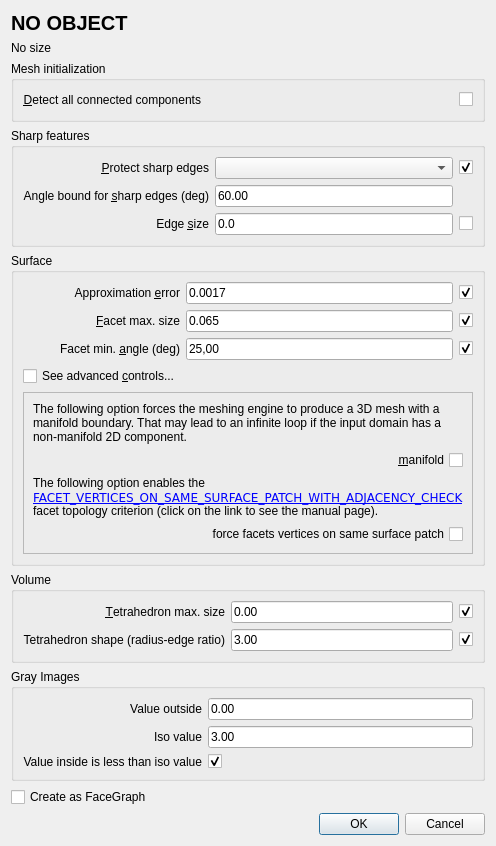
First picture: the form in demo/Polyhedron/Plugins/Mesh_3/Meshing_dialog.ui, repository MicroStar-Tech/cgal, before the edit.
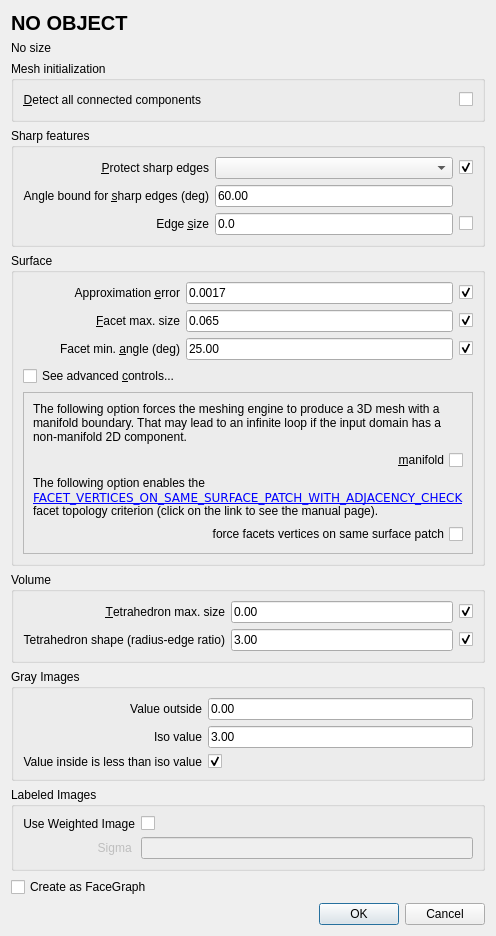
Second picture: the form after the edit. Custom widgets are drawn as their Qt base class.

```diff
--- a/demo/Polyhedron/Plugins/Mesh_3/Meshing_dialog.ui
+++ b/demo/Polyhedron/Plugins/Mesh_3/Meshing_dialog.ui
@@ -9,8 +9,8 @@
    <rect>
     <x>0</x>
     <y>0</y>
-    <width>576</width>
-    <height>928</height>
+    <width>568</width>
+    <height>1049</height>
    </rect>
   </property>
   <property name="sizePolicy">
@@ -342,10 +342,10 @@
       <item row="3" column="1">
        <widget class="DoubleEdit" name="facetAngle">
         <property name="inputMask">
-         <string>25,00</string>
+         <string/>
         </property>
         <property name="text">
-         <string>25,00</string>
+         <string>25.00</string>
         </property>
        </widget>
       </item>
@@ -515,6 +515,64 @@
      </layout>
     </widget>
    </item>
+   <item>
+    <widget class="QGroupBox" name="labeledImgGroup">
+     <property name="title">
+      <string>Labeled Images</string>
+     </property>
+     <layout class="QGridLayout" name="gridLayout_6">
+      <item row="0" column="0">
+       <widget class="QLabel" name="useWeights_label">
+        <property name="layoutDirection">
+         <enum>Qt::RightToLeft</enum>
+        </property>
+        <property name="text">
+         <string>Use Weighted Image</string>
+        </property>
+        <property name="alignment">
+         <set>Qt::AlignRight|Qt::AlignTrailing|Qt::AlignVCenter</set>
+        </property>
+       </widget>
+      </item>
+      <item row="0" column="1">
+       <widget class="QCheckBox" name="useWeights_checkbox">
+        <property name="layoutDirection">
+         <enum>Qt::LeftToRight</enum>
+        </property>
+        <property name="text">
+         <string/>
+        </property>
+        <property name="tristate">
+         <bool>false</bool>
+        </property>
+       </widget>
+      </item>
+      <item row="1" column="0">
+       <widget class="QLabel" name="weightsSigma_label">
+        <property name="enabled">
+         <bool>false</bool>
+        </property>
+        <property name="toolTip">
+         <string>standard deviation parameter of the internal Gaussian filter</string>
+        </property>
+        <property name="text">
+         <string>Sigma </string>
+        </property>
+        <property name="alignment">
+         <set>Qt::AlignRight|Qt::AlignTrailing|Qt::AlignVCenter</set>
+        </property>
+       </widget>
+      </item>
+      <item row="1" column="1">
+       <widget class="DoubleEdit" name="weightsSigma">
+        <property name="enabled">
+         <bool>false</bool>
+        </property>
+       </widget>
+      </item>
+     </layout>
+    </widget>
+   </item>
    <item>
     <widget class="QCheckBox" name="facegraphCheckBox">
      <property name="text">
@@ -522,22 +580,6 @@
      </property>
     </widget>
    </item>
-   <item>
-    <spacer name="verticalSpacer">
-     <property name="orientation">
-      <enum>Qt::Vertical</enum>
-     </property>
-     <property name="sizeType">
-      <enum>QSizePolicy::MinimumExpanding</enum>
-     </property>
-     <property name="sizeHint" stdset="0">
-      <size>
-       <width>20</width>
-       <height>0</height>
-      </size>
-     </property>
-    </spacer>
-   </item>
    <item>
     <widget class="QDialogButtonBox" name="buttonBox">
      <property name="orientation">
```
Left out of the diff: 18 changed lines with no effect on the pictures.
